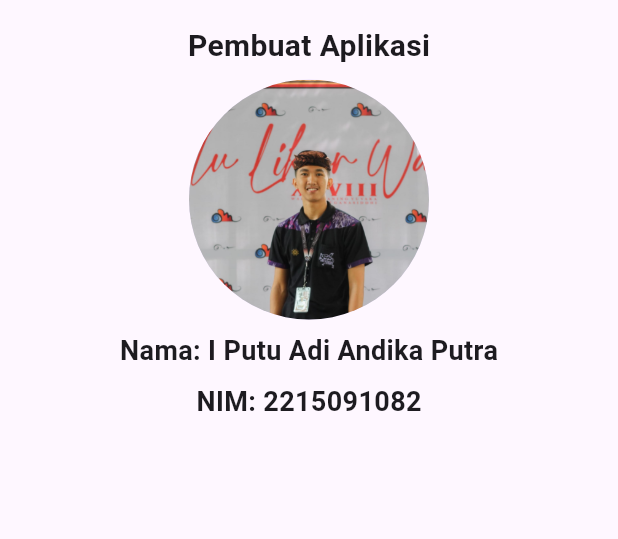
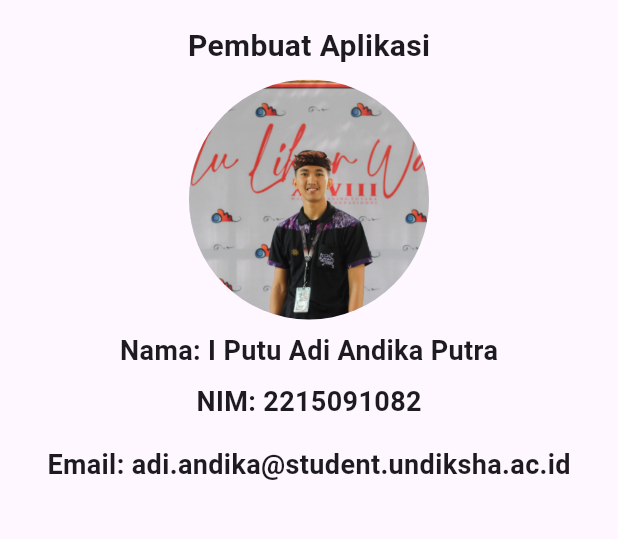
Before and after one commit to AdiAndika/Farm_Master, a Flutter app: the AboutScreen screen opened by its route, on a phone screen of 412 x 824 dp, the part 333-872 px from its top. Run offline on Flutter 3.47's test engine with Material 3 defaults, Android fonts, the phone set to English and light mode, and no system bars; our stand-ins replace curved_navigation_bar, datetime_picker_formfield, sqflite; accounts and stored records are empty.

Commit message:
second commit

```diff
--- a/lib/screens/about_screen.dart
+++ b/lib/screens/about_screen.dart
@@ -56,7 +56,13 @@ class AboutScreen extends StatelessWidget {
                 ),
               ),
               SizedBox(height: 16),
-
+              Text(
+                'Email: adi.andika@student.undiksha.ac.id',
+                style: TextStyle(
+                  fontSize: 18,
+                  fontWeight: FontWeight.bold,
+                ),
+              ),
             ],
           ),
         ),
```
